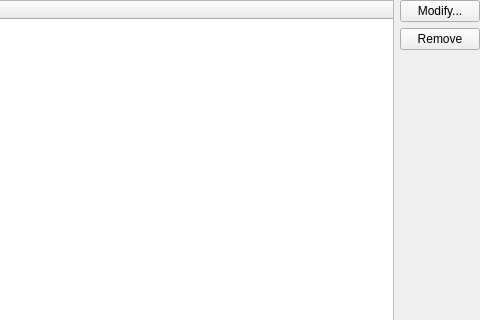
The window that agents/mailmergeagent/ui/mailmergeconfigurewidget.ui (KDE/kmail) describes before a commit, drawn with Qt 5; both pictures show x 201 to 681 and y 0 to 320 of the 681 by 634 pixel window.
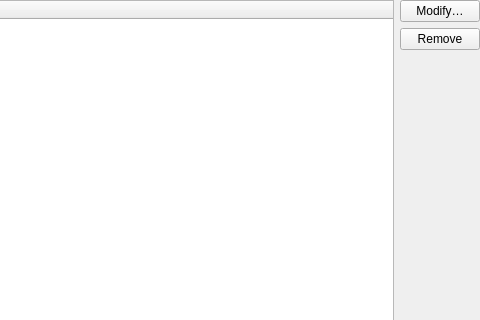
The same window after the commit. Custom widgets are drawn as their Qt base class.

The edit to the form file:
```diff
--- a/agents/mailmergeagent/ui/mailmergeconfigurewidget.ui
+++ b/agents/mailmergeagent/ui/mailmergeconfigurewidget.ui
@@ -28,7 +28,7 @@
      <item>
       <widget class="QPushButton" name="modifyItem">
        <property name="text">
-        <string>Modify...</string>
+        <string>Modify…</string>
        </property>
       </widget>
      </item>
```
